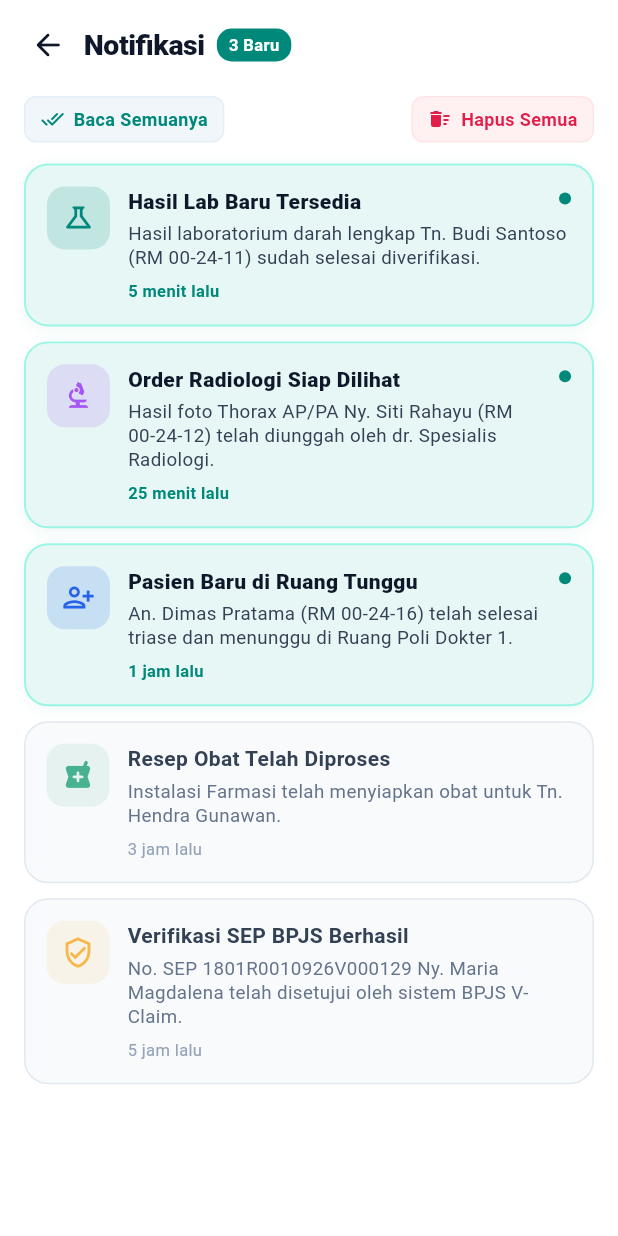
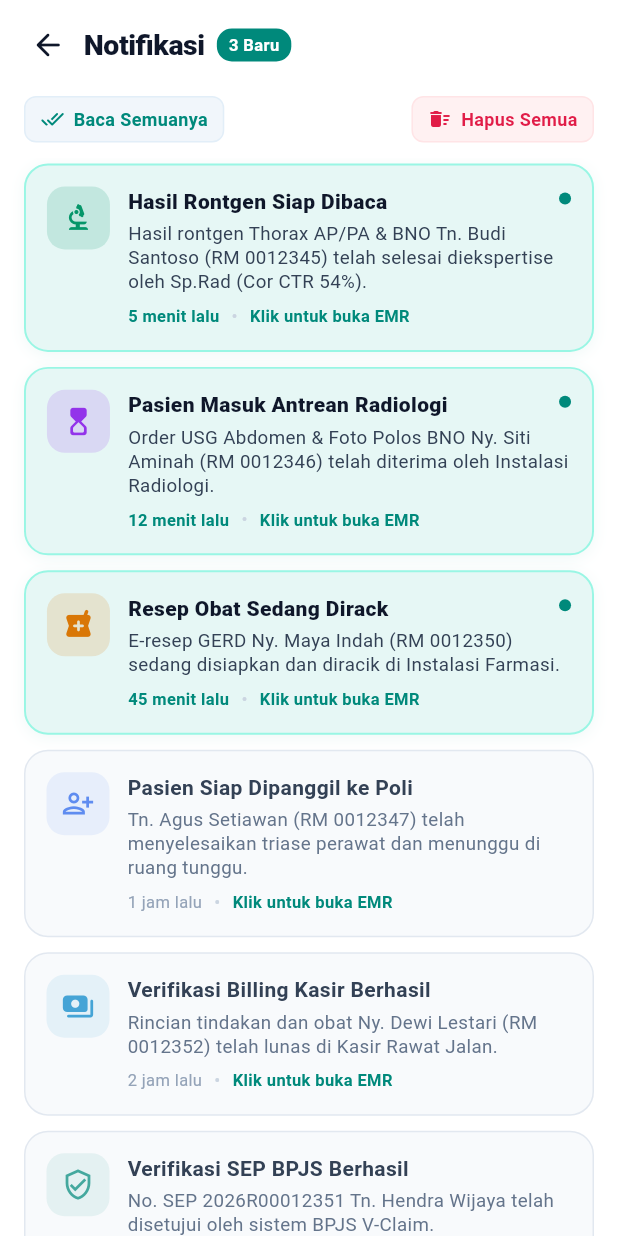
Before and after one commit to hanip-pixel/app_doktor, a Flutter app: the NotificationScreen screen opened directly, on a phone screen of 412 x 824 dp. Run offline on Flutter 3.47's test engine with Material 3 defaults, Android fonts, the phone set to English and light mode, and no system bars.

Commit message:
data dummy notifikasi tambahan

```diff
--- /dev/null
+++ b/lib/data/dummy/dummy_notifications.dart
@@ -0,0 +1,177 @@
+import 'package:flutter/material.dart';
+import '../models/patient.dart';
+import 'dummy_patients.dart';
+
+class AppNotification {
+  final String id;
+  final String title;
+  final String desc;
+  final String time;
+  final IconData icon;
+  final Color color;
+  final Patient? patient;
+  bool isRead;
+
+  AppNotification({
+    required this.id,
+    required this.title,
+    required this.desc,
+    required this.time,
+    required this.icon,
+    required this.color,
+    this.patient,
+    this.isRead = false,
+  });
+}
+
+class DummyNotifications {
+  // Static list so modifications persist during app session
+  static final List<AppNotification> list = [
+    AppNotification(
+      id: 'notif_1',
+      title: 'Hasil Rontgen Siap Dibaca',
+      desc:
+          'Hasil rontgen Thorax AP/PA & BNO Tn. Budi Santoso (RM 0012345) telah selesai diekspertise oleh Sp.Rad (Cor CTR 54%).',
+      time: '5 menit lalu',
+      icon: Icons.biotech_rounded,
+      color: const Color(0xFF059669),
+      patient: DummyPatients.todayList[0], // Budi Santoso
+      isRead: false,
+    ),
+    AppNotification(
+      id: 'notif_2',
+      title: 'Pasien Masuk Antrean Radiologi',
+      desc:
+          'Order USG Abdomen & Foto Polos BNO Ny. Siti Aminah (RM 0012346) telah diterima oleh Instalasi Radiologi.',
+      time: '12 menit lalu',
+      icon: Icons.hourglass_top_rounded,
+      color: const Color(0xFF9333EA),
+      patient: DummyPatients.todayList[1], // Siti Aminah
+      isRead: false,
+    ),
+    AppNotification(
+      id: 'notif_3',
+      title: 'Resep Obat Sedang Dirack',
+      desc:
+          'E-resep GERD Ny. Maya Indah (RM 0012350) sedang disiapkan dan diracik di Instalasi Farmasi.',
+      time: '45 menit lalu',
+      icon: Icons.local_pharmacy_rounded,
+      color: const Color(0xFFD97706),
+      patient: DummyPatients.todayList[5], // Maya Indah
+      isRead: false,
+    ),
+    AppNotification(
+      id: 'notif_4',
+      title: 'Pasien Siap Dipanggil ke Poli',
+      desc:
+          'Tn. Agus Setiawan (RM 0012347) telah menyelesaikan triase perawat dan menunggu di ruang tunggu.',
+      time: '1 jam lalu',
+      icon: Icons.person_add_alt_1_outlined,
+      color: const Color(0xFF2563EB),
+      patient: DummyPatients.todayList[2], // Agus Setiawan
+      isRead: true,
+    ),
+    AppNotification(
+      id: 'notif_5',
+      title: 'Verifikasi Billing Kasir Berhasil',
+      desc:
+          'Rincian tindakan dan obat Ny. Dewi Lestari (RM 0012352) telah lunas di Kasir Rawat Jalan.',
+      time: '2 jam lalu',
+      icon: Icons.payments_rounded,
+      color: const Color(0xFF0284C7),
+      patient: DummyPatients.todayList[7], // Dewi Lestari
+      isRead: true,
+    ),
+    AppNotification(
+      id: 'notif_6',
+      title: 'Verifikasi SEP BPJS Berhasil',
+      desc:
+          'No. SEP 2026R00012351 Tn. Hendra Wijaya telah disetujui oleh sistem BPJS V-Claim.',
+      time: '3 jam lalu',
+      icon: Icons.verified_user_outlined,
+      color: const Color(0xFF00897B),
+      patient: DummyPatients.todayList[6], // Hendra Wijaya
+      isRead: true,
+    ),
+  ];
+
+  static int get unreadCount => list.where((n) => !n.isRead).length;
+
+  static void markAllAsRead() {
+    for (var n in list) {
+      n.isRead = true;
+    }
+  }
+
+  static void resetSample() {
+    list.clear();
+    list.addAll([
+      AppNotification(
+        id: 'notif_1',
+        title: 'Hasil Rontgen Siap Dibaca',
+        desc:
+            'Hasil rontgen Thorax AP/PA & BNO Tn. Budi Santoso (RM 0012345) telah selesai diekspertise oleh Sp.Rad (Cor CTR 54%).',
+        time: '5 menit lalu',
+        icon: Icons.biotech_rounded,
+        color: const Color(0xFF059669),
+        patient: DummyPatients.todayList[0],
+        isRead: false,
+      ),
+      AppNotification(
+        id: 'notif_2',
+        title: 'Pasien Masuk Antrean Radiologi',
+        desc:
+            'Order USG Abdomen & Foto Polos BNO Ny. Siti Aminah (RM 0012346) telah diterima oleh Instalasi Radiologi.',
+        time: '12 menit lalu',
+        icon: Icons.hourglass_top_rounded,
+        color: const Color(0xFF9333EA),
+        patient: DummyPatients.todayList[1],
+        isRead: false,
+      ),
+      AppNotification(
+        id: 'notif_3',
+        title: 'Resep Obat Sedang Dirack',
+        desc:
+            'E-resep GERD Ny. Maya Indah (RM 0012350) sedang disiapkan dan diracik di Instalasi Farmasi.',
+        time: '45 menit lalu',
+        icon: Icons.local_pharmacy_rounded,
+        color: const Color(0xFFD97706),
+        patient: DummyPatients.todayList[5],
+        isRead: false,
+      ),
+      AppNotification(
+        id: 'notif_4',
+        title: 'Pasien Siap Dipanggil ke Poli',
+        desc:
+            'Tn. Agus Setiawan (RM 0012347) telah menyelesaikan triase perawat dan menunggu di ruang tunggu.',
+        time: '1 jam lalu',
+        icon: Icons.person_add_alt_1_outlined,
+        color: const Color(0xFF2563EB),
+        patient: DummyPatients.todayList[2],
+        isRead: true,
+      ),
+      AppNotification(
+        id: 'notif_5',
+        title: 'Verifikasi Billing Kasir Berhasil',
+        desc:
+            'Rincian tindakan dan obat Ny. Dewi Lestari (RM 0012352) telah lunas di Kasir Rawat Jalan.',
+        time: '2 jam lalu',
+        icon: Icons.payments_rounded,
+        color: const Color(0xFF0284C7),
+        patient: DummyPatients.todayList[7],
+        isRead: true,
+      ),
+      AppNotification(
+        id: 'notif_6',
+        title: 'Verifikasi SEP BPJS Berhasil',
+        desc:
+            'No. SEP 2026R00012351 Tn. Hendra Wijaya telah disetujui oleh sistem BPJS V-Claim.',
+        time: '3 jam lalu',
+        icon: Icons.verified_user_outlined,
+        color: const Color(0xFF00897B),
+        patient: DummyPatients.todayList[6],
+        isRead: true,
+      ),
+    ]);
+  }
+}
--- a/lib/features/notification/screens/notification_screen.dart
+++ b/lib/features/notification/screens/notification_screen.dart
@@ -1,24 +1,6 @@
 import 'package:flutter/material.dart';
-
-class AppNotification {
-  final String id;
-  final String title;
-  final String desc;
-  final String time;
-  final IconData icon;
-  final Color color;
-  bool isRead;
-
-  AppNotification({
-    required this.id,
-    required this.title,
-    required this.desc,
-    required this.time,
-    required this.icon,
-    required this.color,
-    this.isRead = false,
-  });
-}
+import '../../../data/dummy/dummy_notifications.dart';
+import '../../patient/screens/patient_detail_screen.dart';
 
 class NotificationScreen extends StatefulWidget {
   const NotificationScreen({super.key});
@@ -28,65 +10,7 @@ class NotificationScreen extends StatefulWidget {
 }
 
 class _NotificationScreenState extends State<NotificationScreen> {
-  late List<AppNotification> _notifications;
-
-  @override
-  void initState() {
-    super.initState();
-    _initSampleNotifications();
-  }
-
-  void _initSampleNotifications() {
-    _notifications = [
-      AppNotification(
-        id: 'notif_1',
-        title: 'Hasil Lab Baru Tersedia',
-        desc: 'Hasil laboratorium darah lengkap Tn. Budi Santoso (RM 00-24-11) sudah selesai diverifikasi.',
-        time: '5 menit lalu',
-        icon: Icons.science_outlined,
-        color: const Color(0xFF00897B),
-        isRead: false,
-      ),
-      AppNotification(
-        id: 'notif_2',
-        title: 'Order Radiologi Siap Dilihat',
-        desc: 'Hasil foto Thorax AP/PA Ny. Siti Rahayu (RM 00-24-12) telah diunggah oleh dr. Spesialis Radiologi.',
-        time: '25 menit lalu',
-        icon: Icons.biotech_rounded,
-        color: const Color(0xFFA855F7),
-        isRead: false,
-      ),
-      AppNotification(
-        id: 'notif_3',
-        title: 'Pasien Baru di Ruang Tunggu',
-        desc: 'An. Dimas Pratama (RM 00-24-16) telah selesai triase dan menunggu di Ruang Poli Dokter 1.',
-        time: '1 jam lalu',
-        icon: Icons.person_add_alt_1_outlined,
-        color: const Color(0xFF2563EB),
-        isRead: false,
-      ),
-      AppNotification(
-        id: 'notif_4',
-        title: 'Resep Obat Telah Diproses',
-        desc: 'Instalasi Farmasi telah menyiapkan obat untuk Tn. Hendra Gunawan.',
-        time: '3 jam lalu',
-        icon: Icons.local_pharmacy_rounded,
-        color: const Color(0xFF059669),
-        isRead: true,
-      ),
-      AppNotification(
-        id: 'notif_5',
-        title: 'Verifikasi SEP BPJS Berhasil',
-        desc: 'No. SEP 1801R0010926V000129 Ny. Maria Magdalena telah disetujui oleh sistem BPJS V-Claim.',
-        time: '5 jam lalu',
-        icon: Icons.verified_user_outlined,
-        color: const Color(0xFFF59E0B),
-        isRead: true,
-      ),
-    ];
-  }
-
-  int get _unreadCount => _notifications.where((n) => !n.isRead).length;
+  int get _unreadCount => DummyNotifications.unreadCount;
 
   void _markAllAsRead() {
     if (_unreadCount == 0) {
@@ -101,9 +25,7 @@ class _NotificationScreenState extends State<NotificationScreen> {
     }
 
     setState(() {
-      for (var n in _notifications) {
-        n.isRead = true;
-      }
+      DummyNotifications.markAllAsRead();
     });
 
     ScaffoldMessenger.of(context).showSnackBar(
@@ -116,7 +38,7 @@ class _NotificationScreenState extends State<NotificationScreen> {
   }
 
   void _deleteAllNotifications() {
-    if (_notifications.isEmpty) return;
+    if (DummyNotifications.list.isEmpty) return;
 
     showDialog(
       context: context,
@@ -144,9 +66,9 @@ class _NotificationScreenState extends State<NotificationScreen> {
           ElevatedButton(
             onPressed: () {
               Navigator.pop(ctx);
-              final backupList = List<AppNotification>.from(_notifications);
+              final backupList = List<AppNotification>.from(DummyNotifications.list);
               setState(() {
-                _notifications.clear();
+                DummyNotifications.list.clear();
               });
 
               ScaffoldMessenger.of(context).showSnackBar(
@@ -159,7 +81,7 @@ class _NotificationScreenState extends State<NotificationScreen> {
                     textColor: const Color(0xFF2DD4BF),
                     onPressed: () {
                       setState(() {
-                        _notifications = backupList;
+                        DummyNotifications.list.addAll(backupList);
                       });
                     },
                   ),
@@ -179,7 +101,7 @@ class _NotificationScreenState extends State<NotificationScreen> {
 
   void _deleteSingleNotification(int index, AppNotification item) {
     setState(() {
-      _notifications.removeAt(index);
+      DummyNotifications.list.removeAt(index);
     });
 
     ScaffoldMessenger.of(context).removeCurrentSnackBar();
@@ -193,7 +115,7 @@ class _NotificationScreenState extends State<NotificationScreen> {
           textColor: const Color(0xFF2DD4BF),
           onPressed: () {
             setState(() {
-              _notifications.insert(index, item);
+              DummyNotifications.list.insert(index, item);
             });
           },
         ),
@@ -204,6 +126,7 @@ class _NotificationScreenState extends State<NotificationScreen> {
   @override
   Widget build(BuildContext context) {
     final unread = _unreadCount;
+    final notifications = DummyNotifications.list;
 
     return Scaffold(
       backgroundColor: Colors.white,
@@ -262,7 +185,7 @@ class _NotificationScreenState extends State<NotificationScreen> {
             ),
 
             // Action Buttons Bar (Baca Semua & Hapus Semua)
-            if (_notifications.isNotEmpty)
+            if (notifications.isNotEmpty)
               Padding(
                 padding: const EdgeInsets.fromLTRB(16, 4, 16, 10),
                 child: Row(
@@ -349,16 +272,16 @@ class _NotificationScreenState extends State<NotificationScreen> {
 
             // Notifications List / Empty State
             Expanded(
-              child: _notifications.isEmpty
+              child: notifications.isEmpty
                   ? _buildEmptyState()
                   : ListView.separated(
                       physics: const BouncingScrollPhysics(),
                       padding: const EdgeInsets.fromLTRB(16, 4, 16, 20),
-                      itemCount: _notifications.length,
+                      itemCount: notifications.length,
                       separatorBuilder: (context, index) =>
                           const SizedBox(height: 10),
                       itemBuilder: (context, index) {
-                        final item = _notifications[index];
+                        final item = notifications[index];
                         return _buildDismissibleItem(item, index);
                       },
                     ),
@@ -412,6 +335,16 @@ class _NotificationScreenState extends State<NotificationScreen> {
             setState(() {
               item.isRead = true;
             });
+            if (item.patient != null) {
+              Navigator.push(
+                context,
+                MaterialPageRoute(
+                  builder: (_) => PatientDetailScreen(patient: item.patient!),
+                ),
+              ).then((_) {
+                if (mounted) setState(() {});
+              });
+            }
           },
           child: AnimatedContainer(
             duration: const Duration(milliseconds: 250),
@@ -509,6 +442,8 @@ class _NotificationScreenState extends State<NotificationScreen> {
                         ),
                       ),
                       const SizedBox(height: 6),
+                      Row(
+                        children: [
                           Text(
                             item.time,
                             style: TextStyle(
@@ -519,6 +454,25 @@ class _NotificationScreenState extends State<NotificationScreen> {
                                   ? const Color(0xFF94A3B8)
                                   : const Color(0xFF00897B),
                             ),
+                          ),
+                          if (item.patient != null) ...[
+                            const SizedBox(width: 8),
+                            const Text(
+                              '•',
+                              style: TextStyle(
+                                  color: Color(0xFFCBD5E1), fontSize: 12),
+                            ),
+                            const SizedBox(width: 8),
+                            const Text(
+                              'Klik untuk buka EMR',
+                              style: TextStyle(
+                                fontSize: 11,
+                                fontWeight: FontWeight.w600,
+                                color: Color(0xFF00897B),
+                              ),
+                            ),
+                          ],
+                        ],
                       ),
                     ],
                   ),
@@ -573,7 +527,7 @@ class _NotificationScreenState extends State<NotificationScreen> {
             OutlinedButton.icon(
               onPressed: () {
                 setState(() {
-                  _initSampleNotifications();
+                  DummyNotifications.resetSample();
                 });
               },
               icon: const Icon(Icons.refresh_rounded, size: 18),
```
Also changed, not shown: lib/features/dashboard/screens/dashboard_screen.dart (+36 -5 lines). Lines whose indentation alone changed are shown as unchanged.
